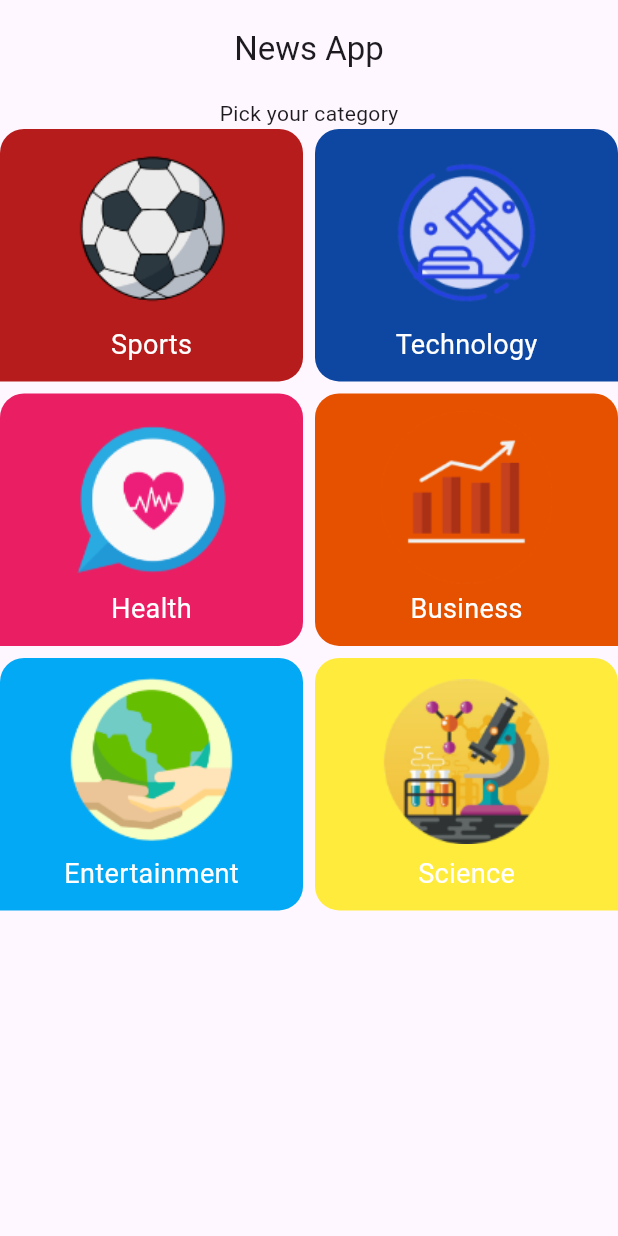
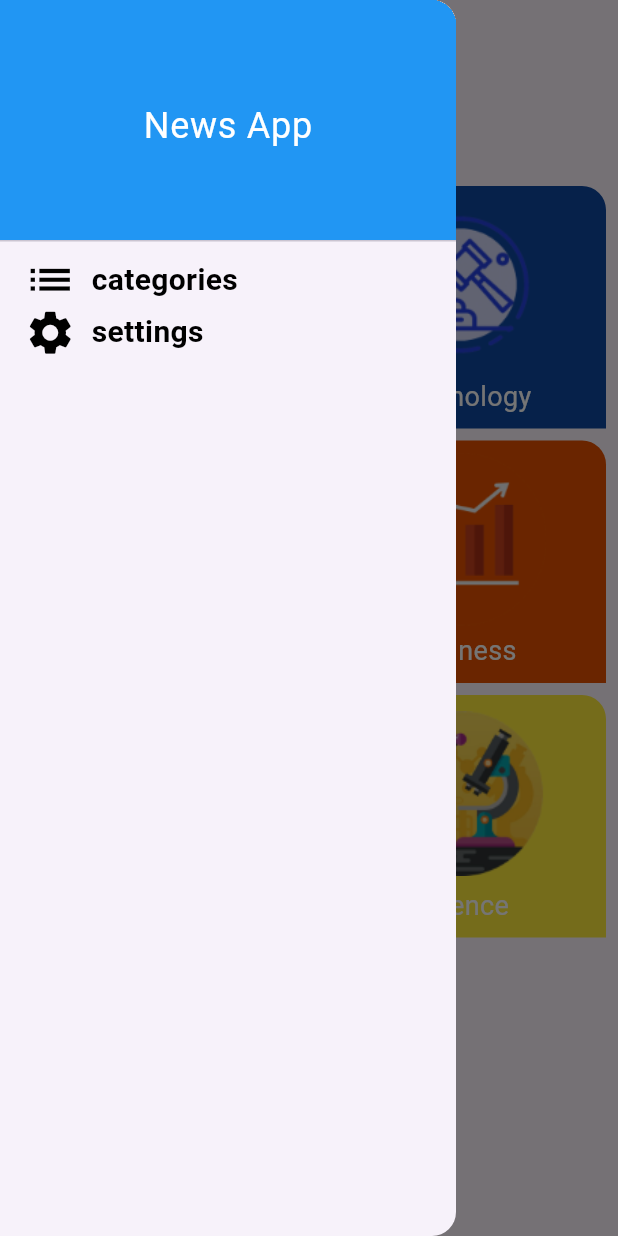
Before and after one commit to youssefAnwar87/news_app, a Flutter app: the screen it shows after launch, with the side drawer open (before the commit the screen has no drawer), on a phone screen of 412 x 824 dp. Run offline on Flutter 3.47's test engine with Material 3 defaults, Android fonts, the phone set to English and light mode, and no system bars.

Commit message:
Finished NewsApp

```diff
--- a/lib/Ui/screens/home/home_screen.dart
+++ b/lib/Ui/screens/home/home_screen.dart
@@ -1,6 +1,7 @@
 import 'package:flutter/material.dart';
 import 'package:news_app/Ui/screens/home/tabs/categories/categories_tab.dart';
 import 'package:news_app/Ui/screens/home/tabs/news/news_tab.dart';
+import 'package:news_app/Ui/screens/home/tabs/settings/settingsTab.dart';
 import 'package:news_app/model/category_dm.dart';
 
 class HomeScreen extends StatefulWidget{
@@ -24,7 +25,8 @@ class _HomeScreenState extends State<HomeScreen> {
 
   @override
   Widget build(BuildContext context) {
-    return WillPopScope(
+    return SafeArea(
+      child: WillPopScope(
         onWillPop: (){
           if(currentTab != categoriesTab){
             currentTab = categoriesTab;
@@ -44,11 +46,57 @@ class _HomeScreenState extends State<HomeScreen> {
             )
           )),
           body: currentTab ,
+          drawer: buildDrawer(),
+        ),
       ),
     );
+
   }
   onCategoryClick(CategoryDm categoryDm){
     currentTab = NewsTab(categoryId: categoryDm.id);
     setState(() {});
   }
+
+  buildDrawer() {
+    return Drawer(
+      child: Column(
+        children: [
+          DrawerHeader(
+            decoration: BoxDecoration(color: Colors.blue),
+              child: Center(
+            child: Text("News App",style: TextStyle(
+              color: Colors.white,fontSize: 24
+            ),),
+          )
+          ),
+          buildDrawerRow(Icons.list, "categories", (){
+            currentTab = CategoriesTab(onCategoryClick: onCategoryClick);
+            setState(() {});
+            Navigator.pop(context);
+          }),
+          buildDrawerRow(Icons.settings, "settings", (){
+            currentTab = SettingsTab();
+            setState(() {});
+            Navigator.pop(context);
+
+          }),
+        ],
+      )
+    );
   }
+  buildDrawerRow(IconData iconData,String title,Function onClick){
+   return InkWell(
+     onTap: (){
+       onClick();
+     },
+     child: Row(
+        children: [
+          SizedBox(width: 16,),
+          Icon(iconData,color: Colors.black,size:35),
+          SizedBox(width: 10,),
+          Text(title,style: TextStyle(color: Colors.black,fontSize: 20,fontWeight: FontWeight.bold),)
+        ],
+      ),
+   );
+  }
+}
--- a/lib/Ui/screens/home/tabs/categories/categories_tab.dart
+++ b/lib/Ui/screens/home/tabs/categories/categories_tab.dart
@@ -10,9 +10,12 @@ class CategoriesTab extends StatelessWidget {
 
   @override
   Widget build(BuildContext context) {
-    return Column(
+    return Container(
+      padding: EdgeInsets.all(8),
+      child: Column(
         children: [
           Text("Pick your category"),
+          SizedBox(height: 30,),
           Expanded(
             child: GridView.builder(
               itemCount: CategoryDm.categories.length,
@@ -32,6 +35,7 @@ class CategoriesTab extends StatelessWidget {
             ),
           )
         ],
+      ),
     );
   }
 }
--- a/lib/Ui/widgets/article_widget.dart
+++ b/lib/Ui/widgets/article_widget.dart
@@ -18,6 +18,7 @@ class ArticleWidget extends StatelessWidget{
             placeholder:(_,__)=> Center(child: CircularProgressIndicator()),
             errorWidget: (_,__,___)=>Icon(Icons.error),
             height:MediaQuery.of(context).size.height*.25,
+            fit: BoxFit.fill,
           ),
           SizedBox(height: 6,),
           Text(article.source?.name??"",style: TextStyle(color: Colors.black),),
```
Also changed, not shown: lib/Ui/screens/home/tabs/settings/settingsTab.dart (added, +10 -0 lines). Lines whose indentation alone changed are shown as unchanged.
